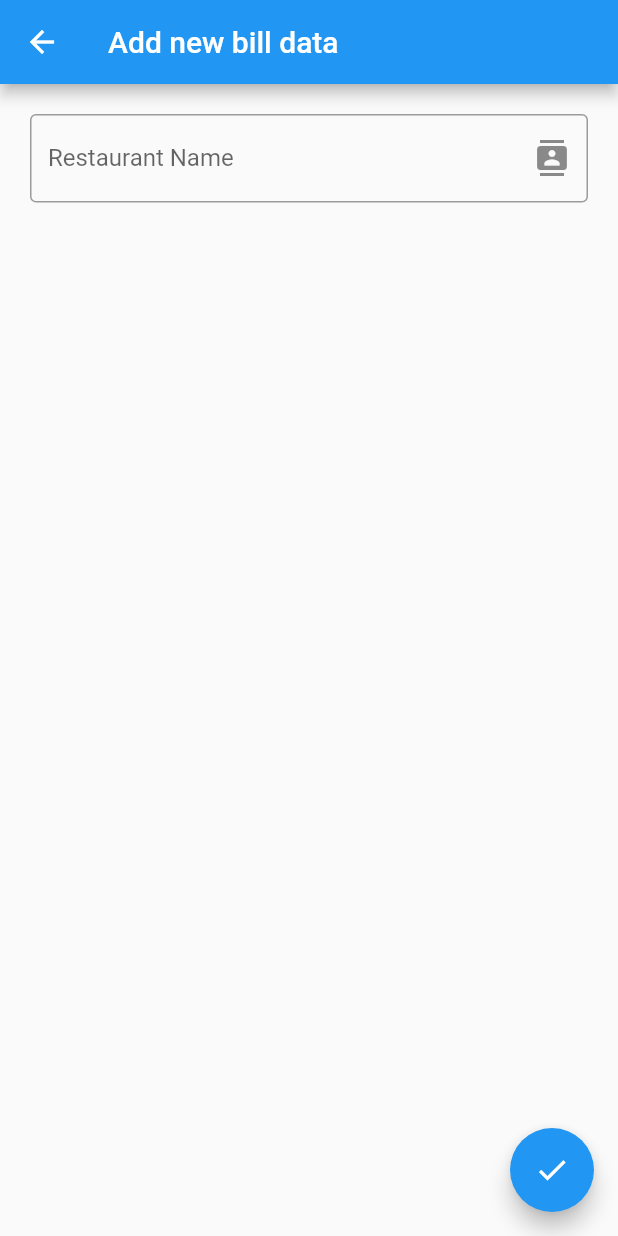
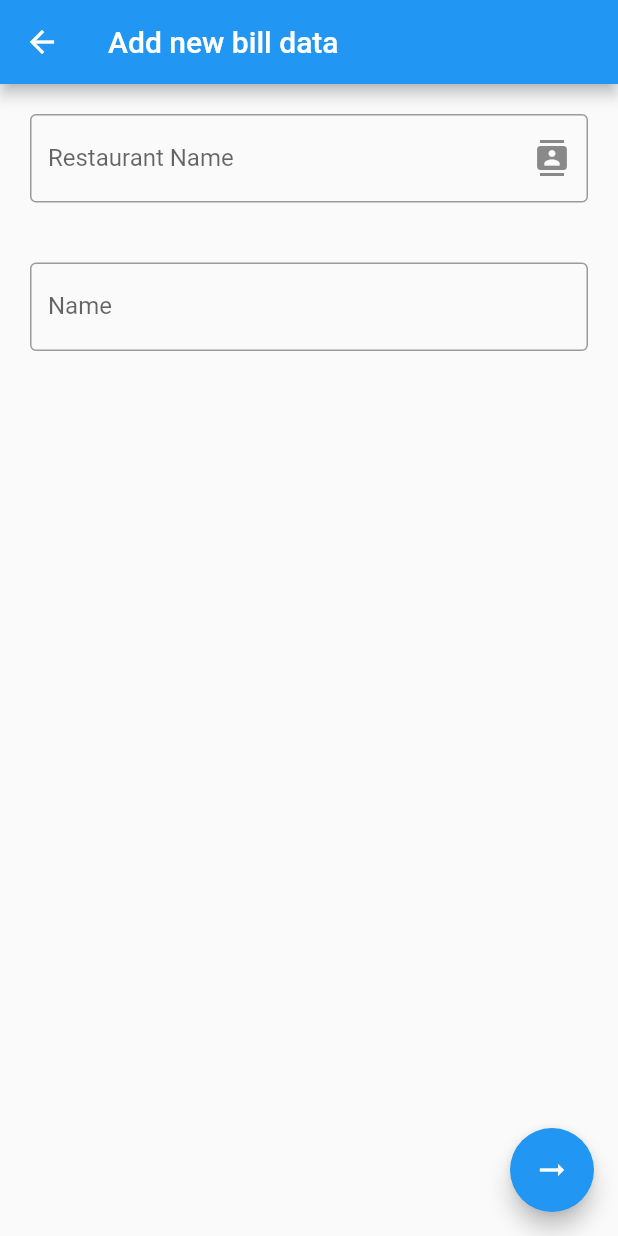
Before and after one commit to Xevenst/Split-Bill-Mobile-App, a Flutter app: the screen it shows after launch, after a tap on the "add" icon, on a phone screen of 412 x 824 dp. Run offline on Flutter 3.47's test engine with Material 2 defaults, Android fonts, the phone set to English and light mode, and no system bars.

```diff
--- a/lib/pages/addbillpage.dart
+++ b/lib/pages/addbillpage.dart
@@ -1,18 +1,24 @@
+// ignore_for_file: prefer_const_constructors
+
 import 'package:flutter/material.dart';
 import 'package:flutter/services.dart';
 import 'package:flutter/src/widgets/framework.dart';
 import 'package:flutter/src/widgets/placeholder.dart';
+import 'package:splitbill/pages/contactslistpage.dart';
 import 'package:splitbill/pages/restaurantlistpage.dart';
 
 class AddBillPage extends StatefulWidget {
-  const AddBillPage({super.key});
+  AddBillPage({super.key});
 
   @override
   State<AddBillPage> createState() => _AddBillPageState();
 }
 
 class _AddBillPageState extends State<AddBillPage> {
+  final formKey = GlobalKey<FormState>();
+  final TextEditingController resController = TextEditingController();
   @override
+  AddBillPage get widget => super.widget;
   Widget build(BuildContext context) {
     return Scaffold(
       appBar: AppBar(
@@ -22,47 +28,68 @@ class _AddBillPageState extends State<AddBillPage> {
           color:Colors.white,
           onPressed: (){Navigator.pop(context);},
         ),
-
-        centerTitle: false,
         title: const Text('Add new bill data'),
       ),
       floatingActionButton: FloatingActionButton(
-        child: Icon(Icons.check),
+        child: Icon(Icons.arrow_right_alt),
         onPressed: () {
-          if(checkValid())
-          {
-            //TODO: Put to hive box
-          }
-          else
-          {
-            //TODO: Put red fields on invalid/ empty input
+          if(formKey.currentState!.validate()){
+            formKey.currentState?.save();
+            Navigator.push(context,MaterialPageRoute(builder: (context) => const ContactsList(),));
           }
         },
       ),
-
-      body: Column(
+      body: Form(
+        key: formKey,
+        child: Column(
           children: [
             Padding(
-            padding: EdgeInsets.all(20),
+              padding: const EdgeInsets.all(20),
               child: TextFormField(
+                controller: resController,
                 decoration: InputDecoration(
                   border: OutlineInputBorder(),
                   labelText: "Restaurant Name",
                   suffixIcon: IconButton(
                     icon: Icon(Icons.contacts),
-                  onPressed: (){
-                    Navigator.push(context,MaterialPageRoute(builder: (context) => RestaurantListPage()));
+                    onPressed: () async {
+                      String newValue = await Navigator.push(context,MaterialPageRoute(builder: (context) => RestaurantListPage()));
+                      setState(() {
+                        resController.text = newValue;
+                      });
                     },
-                )
                   ),
                 ),
-          )
+                validator: (value){
+                  if(value!.isEmpty){
+                    return "Enter Correct Name";
+                  }
+                  else{
+                    return null;
+                  }
+                },
+              ),
+            ),
+            Padding(
+              padding: const EdgeInsets.all(20),
+              child: TextFormField(
+                decoration: InputDecoration(
+                  border: OutlineInputBorder(),
+                  labelText: "Name",
+                ),
+                validator: (value){
+                  if(value!.isEmpty){
+                    return "Enter Correct Name";
+                  }
+                  else{
+                    return null;
+                  }
+                },
+              ),
+            ),
           ],
         ),
+      )
     );
   }
-
-  bool checkValid(){
-    return true;
 }
-}
--- a/lib/pages/homepage.dart
+++ b/lib/pages/homepage.dart
@@ -34,7 +34,7 @@ class _HomePageState extends State<HomePage> {
       ),
       floatingActionButton: FloatingActionButton(
         onPressed: (){
-          Navigator.push(context,MaterialPageRoute(builder: (context) => const AddBillPage(),));
+          Navigator.push(context,MaterialPageRoute(builder: (context) => AddBillPage(),));
         },
         child: const Icon(Icons.add),
       ),
--- a/lib/pages/restaurantlistpage.dart
+++ b/lib/pages/restaurantlistpage.dart
@@ -18,7 +18,7 @@ class _RestaurantListPageState extends State<RestaurantListPage> {
         leading: IconButton(
           icon: Icon(Icons.arrow_back),
           onPressed: () {
-            Navigator.pop(context);
+            Navigator.of(context).pop("hello");
           },
         ),
       ),
```
Also changed, not shown: lib/pages/contactslistpage.dart (added, +34 -0 lines). Lines whose indentation alone changed are shown as unchanged.
